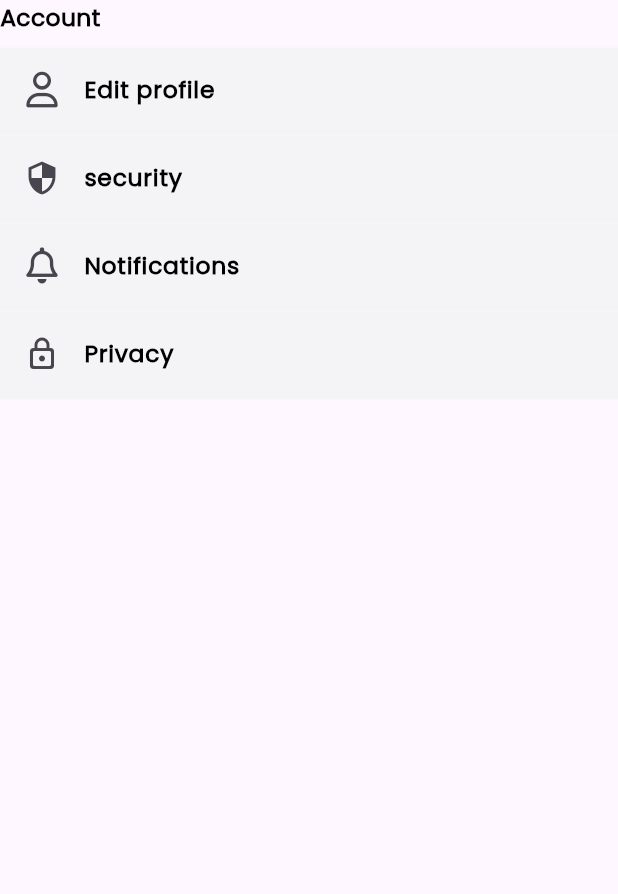
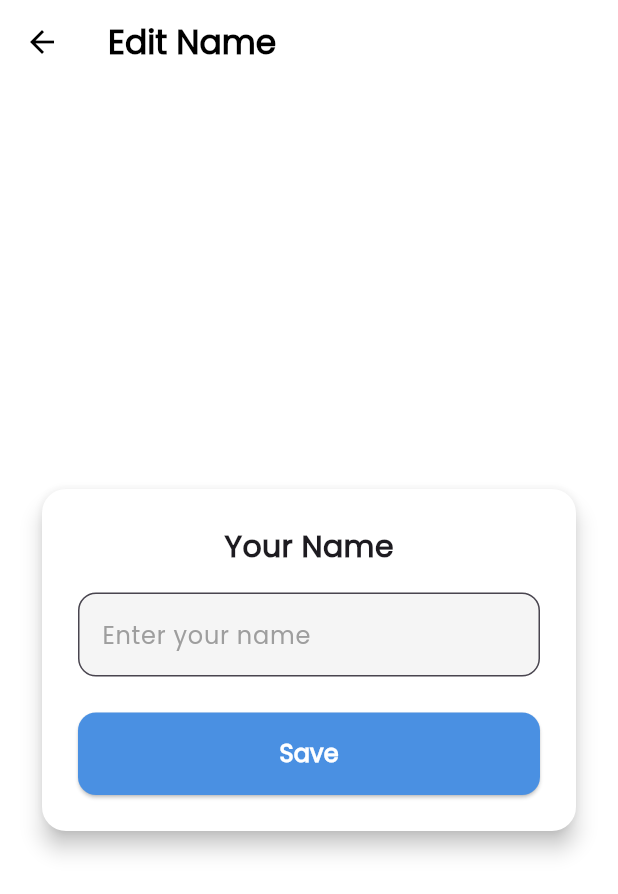
Before and after one commit to Abdelghfarsalah/Graduation_project, a Flutter app: the Accountsection widget shown alone on an empty page, opened directly, after a tap on "Edit profile", on a phone screen of 412 x 824 dp. Shown: the top 894 px of the screen. Run offline on Flutter 3.47's test engine with Material 3 defaults, Android fonts, the phone set to English and light mode, and no system bars; drawn by our look-alikes of modal_progress_hud_nsn; our stand-ins replace bloc, dartz, dio, flutter_bloc, flutter_gemini, flutter_screenutil and 14 more; accounts and stored records are empty; network calls fail; project files that could hold a hidden picture were left out.

Commit message:
Add update name feature

```diff
--- a/lib/feature/Account/domain/repos/repo.dart
+++ b/lib/feature/Account/domain/repos/repo.dart
@@ -7,4 +7,5 @@ import 'package:graduation_project/feature/Account/data/models/updateUserdata.da
 abstract class accountrepo {
   Future<Either<Accountdeletefailuer, bool>> delete();
   Future<Either<bool, Updateuserdata>> updateUseravatar(File imageFile);
+  Future<Either<bool, String>> updateUserName(String username);
 }
--- a/lib/feature/Account/presentation/manager/delete/update_avatar/update_avatar_bloc.dart
+++ b/lib/feature/Account/presentation/manager/update_avatar/update_avatar_bloc.dart
@@ -1,7 +1,7 @@
 import 'package:bloc/bloc.dart';
 import 'package:flutter_bloc/flutter_bloc.dart';
 import 'package:graduation_project/feature/Account/domain/repos/repo.dart';
-import 'package:graduation_project/feature/Account/presentation/manager/delete/update_avatar/update_avatar_event.dart';
+import 'package:graduation_project/feature/Account/presentation/manager/update_avatar/update_avatar_event.dart';
 
 import 'update_avatar_state.dart';
 
--- /dev/null
+++ b/lib/feature/Account/presentation/manager/update_name/update_name_bloc.dart
@@ -0,0 +1,37 @@
+import 'package:bloc/bloc.dart';
+import 'package:flutter_bloc/flutter_bloc.dart';
+import 'package:graduation_project/feature/Account/domain/repos/repo.dart';
+import 'package:graduation_project/feature/Account/presentation/manager/update_name/update_name_state.dart';
+
+import 'update_name_event.dart';
+
+// extension UpdateNameBlocExt on BuildContext {
+//   UpdateNameBloc get updateNameBloc => read<UpdateNameBloc>();
+//   UpdateNameState get updateNameBlocState => updateNameBloc.state;
+
+//   void addUpdateNameEvent(UpdateNameEvent event) {
+//     updateNameBloc.add(event);
+//   }
+
+//   void init() {
+//     addUpdateNameEvent(InitEvent());
+//   }
+// }
+
+class UpdateNameBloc extends Bloc<UpdateNameEvent, UpdateNameStatus> {
+  final accountrepo repo;
+  UpdateNameBloc(this.repo) : super(UpdateNameInitial()) {
+    on<UpdateName>(_UpdateName);
+  }
+
+  void _UpdateName(UpdateName event, Emitter<UpdateNameStatus> emit) async {
+    emit(UpdateNameLoading());
+
+    final result = await repo.updateUserName(event.name);
+
+    result.fold(
+      (failure) => emit(UpdateNameFailure("failure")),
+      (success) => emit(UpdateNameSuccess()),
+    );
+  }
+}
--- /dev/null
+++ b/lib/feature/Account/presentation/manager/update_name/update_name_event.dart
@@ -0,0 +1,9 @@
+abstract class UpdateNameEvent {}
+
+class InitEvent extends UpdateNameEvent {}
+
+class UpdateName extends UpdateNameEvent {
+  final String name;
+
+  UpdateName({required this.name});
+}
--- /dev/null
+++ b/lib/feature/Account/presentation/manager/update_name/update_name_state.dart
@@ -0,0 +1,13 @@
+abstract class UpdateNameStatus {}
+
+class UpdateNameInitial extends UpdateNameStatus {}
+
+class UpdateNameLoading extends UpdateNameStatus {}
+
+class UpdateNameSuccess extends UpdateNameStatus {}
+
+class UpdateNameFailure extends UpdateNameStatus {
+  final String error;
+
+  UpdateNameFailure(this.error);
+}
--- /dev/null
+++ b/lib/feature/Account/presentation/pages/Editpage.dart
@@ -0,0 +1,178 @@
+import 'package:flutter/material.dart';
+import 'package:flutter_bloc/flutter_bloc.dart';
+import 'package:fluttertoast/fluttertoast.dart';
+import 'package:google_fonts/google_fonts.dart';
+import 'package:graduation_project/feature/Account/presentation/manager/update_name/update_name_bloc.dart';
+import 'package:graduation_project/feature/Account/presentation/manager/update_name/update_name_event.dart';
+import 'package:graduation_project/feature/Account/presentation/manager/update_name/update_name_state.dart';
+import 'package:loading_indicator/loading_indicator.dart';
+import 'package:modal_progress_hud_nsn/modal_progress_hud_nsn.dart';
+
+class EditNamePage extends StatefulWidget {
+  final String initialName;
+
+  const EditNamePage({Key? key, required this.initialName}) : super(key: key);
+
+  @override
+  State<EditNamePage> createState() => _EditNamePageState();
+}
+
+class _EditNamePageState extends State<EditNamePage> {
+  final _formKey = GlobalKey<FormState>();
+  late TextEditingController _nameController;
+
+  @override
+  void initState() {
+    super.initState();
+    _nameController = TextEditingController(text: widget.initialName);
+  }
+
+  @override
+  void dispose() {
+    _nameController.dispose();
+    super.dispose();
+  }
+
+  void _saveName(BuildContext context) {
+    if (_formKey.currentState!.validate()) {
+      context
+          .read<UpdateNameBloc>()
+          .add(UpdateName(name: _nameController.text));
+      // String updatedName = _nameController.text.trim();
+      // Navigator.pop(context, updatedName);
+    }
+  }
+
+  bool inAsyncCall = false;
+  @override
+  Widget build(BuildContext context) {
+    return BlocConsumer<UpdateNameBloc, UpdateNameStatus>(
+        listener: (context, state) {
+      if (state is UpdateNameLoading) {
+        inAsyncCall = true;
+      } else {
+        inAsyncCall = false;
+      }
+      if (state is UpdateNameSuccess) {
+        Fluttertoast.showToast(
+          msg: "Name updated successfully 🎉",
+          toastLength: Toast.LENGTH_SHORT,
+          gravity: ToastGravity.BOTTOM,
+          backgroundColor: const Color(0xFF008060), // soft green
+          textColor: Colors.white,
+          fontSize: 16.0,
+        );
+      }
+    }, builder: (BuildContext context, state) {
+      return ModalProgressHUD(
+        progressIndicator: SizedBox(
+          width: MediaQuery.sizeOf(context).width * 0.95,
+          height: MediaQuery.sizeOf(context).height * 0.3,
+          child: LoadingIndicator(
+              indicatorType: Indicator.ballScaleMultiple,
+              colors: const [
+                Color(0xFFF5F5F5),
+                Color(0xFF90CAF9),
+                Color(0xFF64B5F6),
+                Color(0xFF42A5F5),
+                Color(0xFF1565C0),
+              ],
+              strokeWidth: 0,
+              backgroundColor: Colors.transparent,
+              pathBackgroundColor: Colors.transparent),
+        ),
+        inAsyncCall: inAsyncCall,
+        child: Scaffold(
+          backgroundColor: Colors.white,
+          appBar: AppBar(
+            backgroundColor: Colors.white,
+            elevation: 0,
+            title: Text(
+              'Edit Name',
+              style: GoogleFonts.poppins(
+                fontWeight: FontWeight.w600,
+                color: Colors.black,
+              ),
+            ),
+            iconTheme: const IconThemeData(color: Colors.black),
+          ),
+          body: Center(
+            child: Padding(
+              padding: const EdgeInsets.all(24.0),
+              child: Form(
+                key: _formKey,
+                child: Card(
+                  shape: RoundedRectangleBorder(
+                    borderRadius: BorderRadius.circular(16),
+                  ),
+                  color: Colors.white,
+                  elevation: 6,
+                  child: Padding(
+                    padding: const EdgeInsets.all(24.0),
+                    child: Column(
+                      mainAxisSize: MainAxisSize.min,
+                      children: [
+                        Text(
+                          'Your Name',
+                          style: GoogleFonts.poppins(
+                            fontSize: 20,
+                            fontWeight: FontWeight.w600,
+                          ),
+                        ),
+                        const SizedBox(height: 16),
+                        TextFormField(
+                          controller: _nameController,
+                          style: GoogleFonts.poppins(),
+                          decoration: InputDecoration(
+                            hintText: 'Enter your name',
+                            hintStyle: GoogleFonts.poppins(color: Colors.grey),
+                            filled: true,
+                            fillColor: Colors.grey[100],
+                            border: OutlineInputBorder(
+                              borderRadius: BorderRadius.circular(12),
+                              // borderSide: BorderSide.none,
+                            ),
+                          ),
+                          validator: (value) {
+                            if (value == null || value.trim().isEmpty) {
+                              return 'Please enter a name';
+                            }
+                            return null;
+                          },
+                        ),
+                        const SizedBox(height: 24),
+                        SizedBox(
+                          width: double.infinity,
+                          child: ElevatedButton(
+                            onPressed: () {
+                              _saveName(context);
+                            },
+                            style: ElevatedButton.styleFrom(
+                              backgroundColor: const Color(0xFF4A90E2),
+                              padding: const EdgeInsets.symmetric(vertical: 16),
+                              shape: RoundedRectangleBorder(
+                                borderRadius: BorderRadius.circular(12),
+                              ),
+                            ),
+                            child: Text(
+                              'Save',
+                              style: GoogleFonts.poppins(
+                                fontSize: 16,
+                                fontWeight: FontWeight.bold,
+                                color: Colors.white,
+                              ),
+                            ),
+                          ),
+                        ),
+                      ],
+                    ),
+                  ),
+                ),
+              ),
+            ),
+          ),
+        ),
+      );
+    });
+  }
+}
--- a/lib/feature/Account/presentation/widgets/AccountSection.dart
+++ b/lib/feature/Account/presentation/widgets/AccountSection.dart
@@ -2,6 +2,9 @@ import 'package:flutter/material.dart';
 import 'package:flutter_screenutil/flutter_screenutil.dart';
 import 'package:font_awesome_flutter/font_awesome_flutter.dart';
 import 'package:graduation_project/core/fonts.dart';
+import 'package:graduation_project/core/utils/SharedPreferencesDemo.dart';
+import 'package:graduation_project/core/utils/animations.dart';
+import 'package:graduation_project/feature/Account/presentation/pages/Editpage.dart';
 import 'package:graduation_project/feature/Account/presentation/widgets/SettingCard.dart';
 import 'package:graduation_project/feature/Notifications/presentation/pages/Notificationpages.dart';
 
@@ -27,7 +30,15 @@ class Accountsection extends StatelessWidget {
         Settingcard(
             title: "Edit profile",
             icon: Icon(FontAwesomeIcons.user),
-            onTap: () {}),
+            onTap: () async {
+              var name = await SharedPreferencesDemo.getUserName();
+              // print(name);
+              Animationsforpages.navigateWithSlidepush(
+                  context,
+                  EditNamePage(
+                    initialName: name,
+                  ));
+            }),
         Settingcard(
             title: "security", icon: Icon(Icons.security), onTap: () {}),
         Settingcard(
--- a/lib/feature/Account/presentation/widgets/Accountcard.dart
+++ b/lib/feature/Account/presentation/widgets/Accountcard.dart
@@ -4,8 +4,8 @@ import 'package:flutter_screenutil/flutter_screenutil.dart';
 import 'package:font_awesome_flutter/font_awesome_flutter.dart';
 import 'package:graduation_project/core/fonts.dart';
 import 'package:graduation_project/core/utils/SharedPreferencesDemo.dart';
-import 'package:graduation_project/feature/Account/presentation/manager/delete/update_avatar/update_avatar_bloc.dart';
-import 'package:graduation_project/feature/Account/presentation/manager/delete/update_avatar/update_avatar_state.dart';
+import 'package:graduation_project/feature/Account/presentation/manager/update_avatar/update_avatar_bloc.dart';
+import 'package:graduation_project/feature/Account/presentation/manager/update_avatar/update_avatar_state.dart';
 import 'package:graduation_project/feature/Account/presentation/widgets/avatarImageinAccount.dart';
 
 class Accountcard extends StatefulWidget {
--- a/lib/feature/Account/presentation/widgets/showBottomSheettoupdateImage.dart
+++ b/lib/feature/Account/presentation/widgets/showBottomSheettoupdateImage.dart
@@ -5,8 +5,8 @@ import 'package:flutter_bloc/flutter_bloc.dart';
 import 'package:flutter_screenutil/flutter_screenutil.dart';
 import 'package:font_awesome_flutter/font_awesome_flutter.dart';
 import 'package:graduation_project/core/colors.dart';
-import 'package:graduation_project/feature/Account/presentation/manager/delete/update_avatar/update_avatar_bloc.dart';
-import 'package:graduation_project/feature/Account/presentation/manager/delete/update_avatar/update_avatar_event.dart';
+import 'package:graduation_project/feature/Account/presentation/manager/update_avatar/update_avatar_bloc.dart';
+import 'package:graduation_project/feature/Account/presentation/manager/update_avatar/update_avatar_event.dart';
 import 'package:graduation_project/feature/Authentication/presentation/widget/Custom_button.dart';
 import 'package:image_picker/image_picker.dart';
 
--- a/lib/feature/RecommendationSystem/presentation/pages/RecommendationSystempage.dart
+++ b/lib/feature/RecommendationSystem/presentation/pages/RecommendationSystempage.dart
@@ -34,7 +34,7 @@ class _RecommendationsystempageState extends State<Recommendationsystempage> {
             width: MediaQuery.sizeOf(context).width * 0.95,
             height: MediaQuery.sizeOf(context).height * 0.3,
             child: LoadingIndicator(
-                indicatorType: Indicator.lineScale,
+                indicatorType: Indicator.ballScaleMultiple,
                 colors: const [
                   Color(0xFFF5F5F5),
                   Color(0xFF90CAF9),
--- a/pubspec.yaml
+++ b/pubspec.yaml
@@ -58,6 +58,7 @@ dependencies:
   image: ^4.5.4
   timeline_tile: ^2.0.0
   url_launcher: ^6.3.1
+  google_fonts: ^6.2.1
 
 dev_dependencies:
   flutter_test:
```
Also changed, not shown: lib/core/Bloc_providers.dart (+6 -1 lines), lib/feature/Account/data/dataSources/datasourecs.dart (+30 -0 lines), lib/feature/Account/data/repoimpl/repoimplemnts.dart (+10 -0 lines), lib/feature/Account/presentation/pages/Accountpage.dart (+14 -3 lines), lib/feature/home/presentation/Widgets/homeAppBar.dart (+10 -3 lines), lib/feature/Account/presentation/manager/update_avatar/update_avatar_event.dart (renamed from lib/feature/Account/presentation/manager/delete/update_avatar/update_avatar_event.dart), lib/feature/Account/presentation/manager/update_avatar/update_avatar_state.dart (renamed from lib/feature/Account/presentation/manager/delete/update_avatar/update_avatar_state.dart), pubspec.lock.
